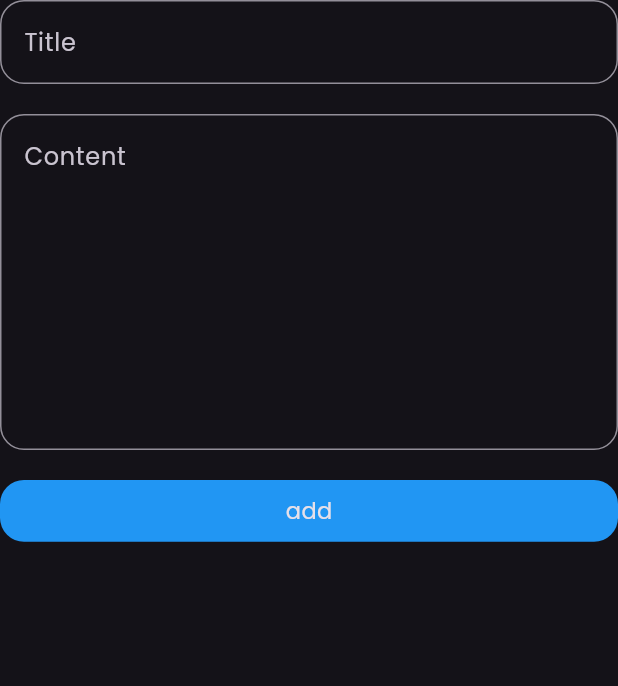
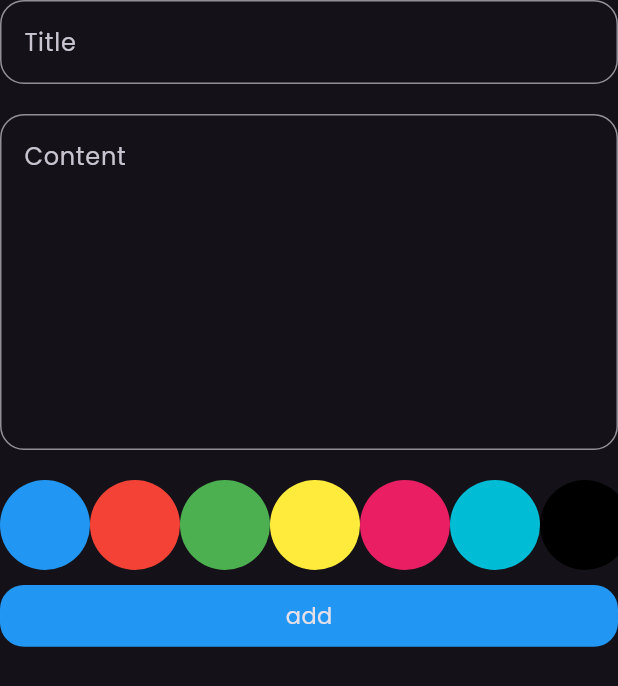
Before and after one commit to elassal33/notes_app, a Flutter app: what bottomsheetbody() shows on an empty page, opened directly, on a phone screen of 412 x 824 dp. Shown: the top 686 px of the screen. Run offline on Flutter 3.47's test engine with Material 3 defaults, Android fonts, the phone set to English and light mode, and no system bars; our stand-ins replace flutter_bloc, hive, hive_flutter, modal_progress_hud_nsn; accounts and stored records are empty.

Commit message:
finish app

```diff
--- a/lib/cubits/add_note_cubit.dart
+++ b/lib/cubits/add_note_cubit.dart
@@ -1,3 +1,5 @@
+import 'package:flutter/material.dart';
+import 'package:flutter/widgets.dart';
 import 'package:flutter_bloc/flutter_bloc.dart';
 import 'package:hive_flutter/adapters.dart';
 import 'package:my_notes_app/keys.dart';
@@ -5,12 +7,13 @@ import 'package:my_notes_app/models/note_model.dart';
 import 'package:my_notes_app/states/add_note_states.dart';
 
 class add_note_cubit extends Cubit<add_note_state> {
-  add_note_cubit() : super(add_note_loading());
-
+  add_note_cubit() : super(add_note_initial());
+         Color color =Colors.orange;
   add_note(Note_model note_model) async{
+    note_model.color=color.value;
     emit(add_note_loading());
    try {
- await   Hive.box(kbox).add(note_model);
+ await   Hive.box(kbox2).add(note_model);
 emit(add_note_sucess());
    } catch (e) {
      emit(add_note_failer(erorr: e.toString()));
--- /dev/null
+++ b/lib/cubits/note_list_cubit.dart
@@ -0,0 +1,16 @@
+ import 'package:flutter_bloc/flutter_bloc.dart';
+import 'package:hive_flutter/adapters.dart';
+import 'package:my_notes_app/keys.dart';
+import 'package:my_notes_app/states/note_list_states.dart';
+
+class note_list extends Cubit<note_list_states> {
+  note_list() : super(note_list_initial());
+  List? notes;
+  get_note_list(){
+  var n= Hive.box(kbox2);
+   notes= n.values.toList();
+ emit(note_list_done());
+
+
+  }
+}
--- a/lib/keys.dart
+++ b/lib/keys.dart
@@ -1 +1,2 @@
 String kbox='Notesbox';
+String kbox2='Notesbox2';
--- a/lib/models/note_model.dart
+++ b/lib/models/note_model.dart
@@ -5,10 +5,12 @@ part 'note_model.g.dart';
 @HiveType(typeId: 0)
 class Note_model extends HiveObject{
 @HiveField(0)
-final String title;
+ String title;
 @HiveField(1)
-final String content;
+ String content;
 @HiveField(2)
-final int color;
-Note_model({required this.title,required this.content,required this.color});
+ int color;
+ @HiveField(3)
+final String date;
+Note_model({required this.title,required this.content,required this.color,required this.date});
 }
--- a/lib/states/add_note_states.dart
+++ b/lib/states/add_note_states.dart
@@ -1,4 +1,7 @@
 abstract class add_note_state{}
+class add_note_initial extends add_note_state{
+
+}
 class add_note_loading extends add_note_state{
 
 }
--- /dev/null
+++ b/lib/states/note_list_states.dart
@@ -0,0 +1,3 @@
+abstract class note_list_states{}
+class note_list_initial extends note_list_states{}
+class note_list_done extends note_list_states{}
--- a/lib/widgets/bottomsheetbody.dart
+++ b/lib/widgets/bottomsheetbody.dart
@@ -1,6 +1,15 @@
 import 'package:flutter/material.dart';
+import 'package:flutter_bloc/flutter_bloc.dart';
+import 'package:intl/intl.dart';
+import 'package:modal_progress_hud_nsn/modal_progress_hud_nsn.dart';
+import 'package:my_notes_app/cubits/add_note_cubit.dart';
+import 'package:my_notes_app/cubits/note_list_cubit.dart';
+import 'package:my_notes_app/models/note_model.dart';
+import 'package:my_notes_app/states/add_note_states.dart';
 import 'package:my_notes_app/widgets/custom_bottom.dart';
+import 'package:my_notes_app/widgets/custom_circle.dart';
 import 'package:my_notes_app/widgets/custom_text_field.dart';
+import 'package:my_notes_app/widgets/customlistcolor.dart';
 
 class bottomsheetbody extends StatefulWidget {
   const bottomsheetbody({
@@ -12,36 +21,75 @@ class bottomsheetbody extends StatefulWidget {
 }
 
 class _bottomsheetbodyState extends State<bottomsheetbody> {
+
+ DateTime now = DateTime.now();
   final _formKey = GlobalKey<FormState>();
-  AutovalidateMode _autovalidateMode =AutovalidateMode.disabled;
+  AutovalidateMode _autovalidateMode = AutovalidateMode.disabled;
+  String ? title;
+   String ?content;
+
+
   @override
   Widget build(BuildContext context) {
+    return BlocProvider(
+      create: (context) => add_note_cubit(),
+      child: BlocConsumer<add_note_cubit, add_note_state>(
+        listener: (context, state) {
+          if (state is add_note_failer) {
+
+          }
+          if (state is add_note_sucess) {
+            Navigator.pop(context);
+          }
+        },
+        builder: (context, state) {
           return Container(
+            child: IgnorePointer(
+              ignoring:state is add_note_loading? true:false,
+
               child: SingleChildScrollView(
                 padding: EdgeInsets.only(bottom: 10),
                 child: Form(
                   key: _formKey,
                   autovalidateMode: _autovalidateMode,
-          child: Column(children: [
-            Textf(hint: 'Title',max: 1,),
-            Textf(hint: 'Content',max: 8,),
-            custom_bottom(ontap:() {
+                  child: Column(
+                    children: [
+                      Textf(
+                        hint: 'Title',
+                        max: 1,
+                        onSaved: (p0) {
+                       title = p0;
+                        },
+                      ),
+                      Textf(
+                        hint: 'Content',
+                        max: 8,
+                        onSaved: (p0) {
+                        content = p0;
+                        },
+                      ),
+                     custom_listcolor() ,
+                      custom_bottom(isloading: state is add_note_loading? true:false,
+                        ontap: () {
+
                           if (_formKey.currentState!.validate()) {
                             _formKey.currentState!.save();
-             }
-             else
-             _autovalidateMode =AutovalidateMode.always;
 
+                          } else
+                            _autovalidateMode = AutovalidateMode.always;
+                          Note_model note=Note_model(title: title!, content: content!, color:5,date: DateFormat('yyyy-MM-dd – kk:mm').format(now).toString());
+                            BlocProvider.of<add_note_cubit>(context).add_note(note);
 
-
-
-setState(() {
-
-});
-
-            },)
-          ],),
+       BlocProvider.of<note_list>(context).get_note_list();
+                        },
+                      )
+                    ],
                   ),
+                ),
+              ),
+            ),
+          );
+        },
       ),
     );
   }
--- a/lib/widgets/custom_app_bar.dart
+++ b/lib/widgets/custom_app_bar.dart
@@ -5,7 +5,7 @@ class custom_app_bar extends StatelessWidget {
     ,super.key,
   });
 final String title;
-final IconData icon;
+final IconButton icon;
   @override
   Widget build(BuildContext context) {
     return Padding(
@@ -19,7 +19,7 @@ final IconData icon;
           ,const Spacer()
         ,Padding(
           padding: const EdgeInsets.only(right: 5),
-          child: Container(height:40,width: 40,decoration: BoxDecoration(color:Colors.white.withOpacity(0.1) ,borderRadius: BorderRadius.circular(16)),child: Icon(icon),),
+          child: Stack(alignment: Alignment.center,children: [Container(height:40,width: 40,decoration: BoxDecoration(color:Colors.white.withOpacity(0.1) ,borderRadius: BorderRadius.circular(16)),),IconButton(onPressed:(){}, icon: icon,iconSize: 20,)],),
         )
         ],
       ),
--- a/lib/widgets/custom_bottom.dart
+++ b/lib/widgets/custom_bottom.dart
@@ -2,8 +2,9 @@ import 'package:flutter/material.dart';
 
 class custom_bottom extends StatelessWidget{
 
-custom_bottom({required this.ontap});
+custom_bottom({required this.ontap,required this.isloading});
   void Function()? ontap;
+  bool isloading;
 
   Widget build(BuildContext context) {
     final double width=MediaQuery.of(context).size.width;
@@ -13,7 +14,7 @@ custom_bottom({required this.ontap});
       onTap: ontap,
        child: Container(height:width/10 ,width:width ,decoration: BoxDecoration( color: Colors.blue,
         borderRadius: BorderRadius.circular(16)
-       ),child:const Center(child: Text('add',style: TextStyle(fontSize: 15),),),),
+       ),child: Center(child:isloading==false? Text('add',style: TextStyle(fontSize: 15),):SizedBox(height:20,width: 20 ,child: CircularProgressIndicator(color: Colors.white,)),),),
      ),
    );
   }
--- /dev/null
+++ b/lib/widgets/custom_circle.dart
@@ -0,0 +1,18 @@
+import 'package:flutter/material.dart';
+import 'package:flutter/widgets.dart';
+
+class custom_circle extends StatefulWidget {
+  @override
+  custom_circle({required this.c,required this.select});
+  final int c;
+  bool select ;
+
+  @override
+  State<custom_circle> createState() => _custom_circleState();
+}
+
+class _custom_circleState extends State<custom_circle> {
+  Widget build(BuildContext context) {
+return widget.select? CircleAvatar(radius: 34,backgroundColor: Colors.white,child: CircleAvatar(radius: 27,backgroundColor:Color(widget.c),),):CircleAvatar(radius: 30,backgroundColor:Color(widget.c),);
+  }
+}
--- a/lib/widgets/custom_text_field.dart
+++ b/lib/widgets/custom_text_field.dart
@@ -1,13 +1,15 @@
 import 'package:flutter/material.dart';
 
 class Textf extends StatelessWidget{
- const Textf({required this.hint,required this.max});
+ const Textf({required this.hint,required this.max, this.onSaved});
 final  String hint;
 final int max;
+final void Function(String?)? onSaved;
   Widget build(BuildContext context) {
   return Padding(
     padding: const EdgeInsets.only(bottom: 20),
     child: TextFormField(
+      onChanged:onSaved,
       validator: (value) {
               if (value!.isEmpty) {
                 return 'Please enter some text';
--- /dev/null
+++ b/lib/widgets/customlistcolor.dart
@@ -0,0 +1,39 @@
+import 'package:flutter/material.dart';
+import 'package:flutter_bloc/flutter_bloc.dart';
+import 'package:my_notes_app/cubits/add_note_cubit.dart';
+import 'package:my_notes_app/widgets/custom_circle.dart';
+
+class custom_listcolor extends StatefulWidget {
+  custom_listcolor({
+    super.key,
+
+  });
+
+  @override
+  State<custom_listcolor> createState() => _custom_listcolorState();
+}
+
+class _custom_listcolorState extends State<custom_listcolor> {
+bool select=false;
+int? currunt ;
+
+  List numbers =[Colors.blue,Colors.red,Colors.green,Colors.yellow,Colors.pink,Colors.cyan,Colors.black,Colors.white,Colors.brown,Colors.grey,Colors.purple,];
+
+  @override
+  Widget build(BuildContext context) {
+    return Padding(
+      padding: const EdgeInsets.only(bottom: 10),
+      child: SizedBox(height:60 ,child: ListView.builder(
+       itemCount: numbers.length,scrollDirection: Axis.horizontal,itemBuilder: (c,n){
+         return GestureDetector( onTap:(){
+    BlocProvider.of<add_note_cubit>(context).color=numbers[n];
+ currunt=n;
+
+ setState(() {
+
+ });
+         } ,
+       child: custom_circle(select:currunt==n ,c: numbers[n].value,));})),
+    );
+  }
+}
--- a/pubspec.yaml
+++ b/pubspec.yaml
@@ -38,6 +38,8 @@ dependencies:
   hive: ^2.2.3
   hive_flutter: ^1.1.0
   flutter_bloc: ^8.1.6
+  modal_progress_hud_nsn: ^0.5.1
+  intl: ^0.19.0
 
 
 dev_dependencies:
```
Also changed, not shown: lib/main.dart (+18 -15 lines), lib/observes/observs.dart (added, +34 -0 lines), lib/pages/note_editing.dart (+35 -7 lines), lib/pages/notespage.dart (+26 -7 lines), lib/widgets/custom_note.dart (+15 -7 lines), lib/widgets/customeditlist.dart (added, +42 -0 lines), lib/widgets/home_page_body.dart (+38 -22 lines), lib/models/note_model.g.dart, pubspec.lock. Lines whose indentation alone changed are shown as unchanged.
